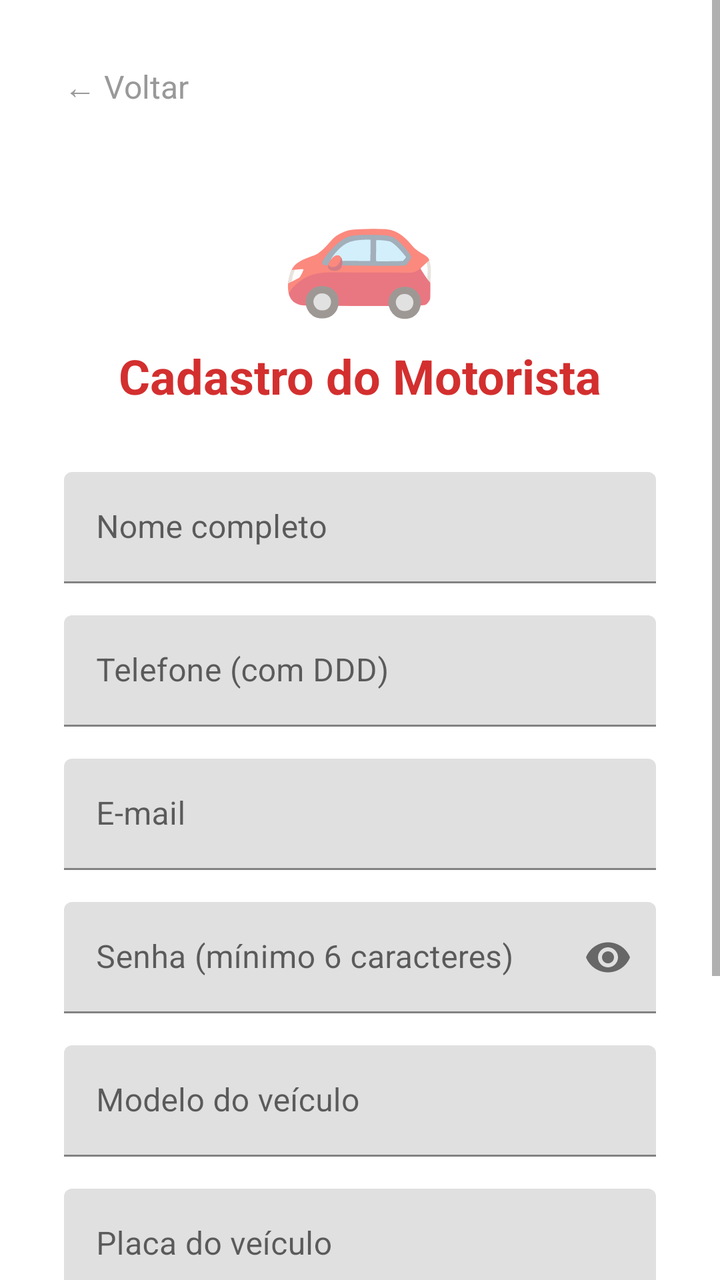
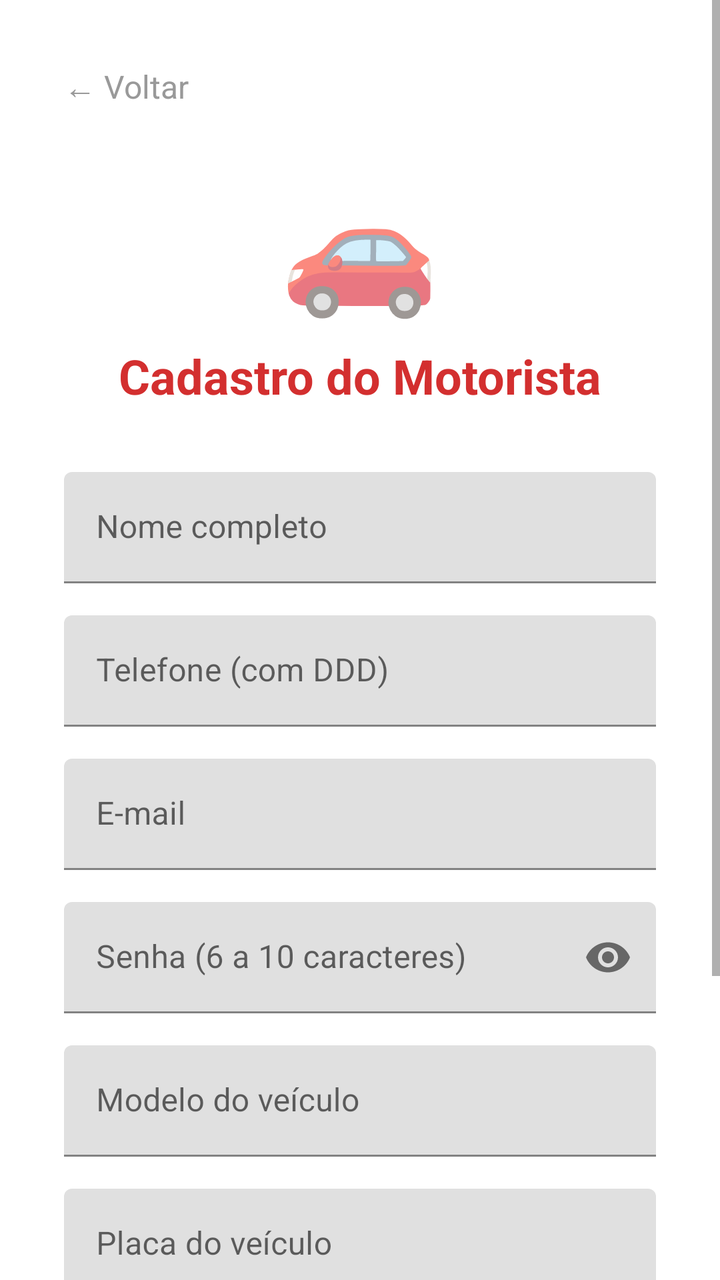

Compare the two renders of this Android layout. The source of the first and the diff that turns it into the second are given below.
<!-- AndroidManifest.xml: application theme Theme.MaterialComponents.Light.NoActionBar -->
<!-- res/layout/activity_cadastro_motorista.xml -->
<?xml version="1.0" encoding="utf-8"?>
<ScrollView xmlns:android="http://schemas.android.com/apk/res/android"
    xmlns:app="http://schemas.android.com/apk/res-auto"
    xmlns:tools="http://schemas.android.com/tools"
    android:layout_width="match_parent"
    android:layout_height="match_parent"
    android:background="@android:color/white"
    android:fillViewport="true">

    <LinearLayout
        android:layout_width="match_parent"
        android:layout_height="wrap_content"
        android:orientation="vertical"
        android:padding="32dp"
        android:paddingTop="48dp"
        tools:context=".CadastroMotoristaActivity">

        
        <TextView
            android:id="@+id/btnVoltar"
            android:layout_width="wrap_content"
            android:layout_height="wrap_content"
            android:text="← Voltar"
            android:textSize="16sp"
            android:textColor="#999999"
            android:clickable="true"
            android:focusable="true"
            android:background="?attr/selectableItemBackground"
            android:layout_marginBottom="24dp" />

        
        <LinearLayout
            android:layout_width="match_parent"
            android:layout_height="wrap_content"
            android:orientation="vertical"
            android:gravity="center_horizontal">

            <TextView
                android:layout_width="wrap_content"
                android:layout_height="wrap_content"
                android:text="🚗"
                android:textSize="64sp"
                android:layout_marginBottom="8dp" />

            <TextView
                android:layout_width="wrap_content"
                android:layout_height="wrap_content"
                android:text="Cadastro do Motorista"
                android:textSize="24sp"
                android:textStyle="bold"
                android:textColor="#D32F2F"
                android:layout_marginBottom="32dp" />

            
            <com.google.android.material.textfield.TextInputLayout
                android:layout_width="match_parent"
                android:layout_height="wrap_content"
                android:layout_marginBottom="16dp"
                app:hintEnabled="true">

                <com.google.android.material.textfield.TextInputEditText
                    android:id="@+id/edtNome"
                    android:layout_width="match_parent"
                    android:layout_height="wrap_content"
                    android:hint="Nome completo"
                    android:inputType="textCapWords|textPersonName"
                    android:maxLines="1" />
            </com.google.android.material.textfield.TextInputLayout>

            
            <com.google.android.material.textfield.TextInputLayout
                android:layout_width="match_parent"
                android:layout_height="wrap_content"
                android:layout_marginBottom="16dp"
                app:hintEnabled="true">

                <com.google.android.material.textfield.TextInputEditText
                    android:id="@+id/edtTelefone"
                    android:layout_width="match_parent"
                    android:layout_height="wrap_content"
                    android:hint="Telefone (com DDD)"
                    android:inputType="phone"
                    android:maxLines="1" />
            </com.google.android.material.textfield.TextInputLayout>

            
            <com.google.android.material.textfield.TextInputLayout
                android:layout_width="match_parent"
                android:layout_height="wrap_content"
                android:layout_marginBottom="16dp"
                app:hintEnabled="true">

                <com.google.android.material.textfield.TextInputEditText
                    android:id="@+id/edtEmail"
                    android:layout_width="match_parent"
                    android:layout_height="wrap_content"
                    android:hint="E-mail"
                    android:inputType="textEmailAddress"
                    android:maxLines="1" />
            </com.google.android.material.textfield.TextInputLayout>

            
            <com.google.android.material.textfield.TextInputLayout
                android:layout_width="match_parent"
                android:layout_height="wrap_content"
                android:layout_marginBottom="16dp"
                app:hintEnabled="true"
                app:passwordToggleEnabled="true">

                <com.google.android.material.textfield.TextInputEditText
                    android:id="@+id/edtSenha"
                    android:layout_width="match_parent"
                    android:layout_height="wrap_content"
                    android:hint="Senha (mínimo 6 caracteres)"
                    android:inputType="textPassword"
                    android:maxLines="1" />
            </com.google.android.material.textfield.TextInputLayout>

            
            <com.google.android.material.textfield.TextInputLayout
                android:layout_width="match_parent"
                android:layout_height="wrap_content"
                android:layout_marginBottom="16dp"
                app:hintEnabled="true">

                <com.google.android.material.textfield.TextInputEditText
                    android:id="@+id/edtVeiculo"
                    android:layout_width="match_parent"
                    android:layout_height="wrap_content"
                    android:hint="Modelo do veículo"
                    android:inputType="textCapWords"
                    android:maxLines="1" />
            </com.google.android.material.textfield.TextInputLayout>

            
            <com.google.android.material.textfield.TextInputLayout
                android:layout_width="match_parent"
                android:layout_height="wrap_content"
                android:layout_marginBottom="16dp"
                app:hintEnabled="true">

                <com.google.android.material.textfield.TextInputEditText
                    android:id="@+id/edtPlaca"
                    android:layout_width="match_parent"
                    android:layout_height="wrap_content"
                    android:hint="Placa do veículo"
                    android:inputType="textCapCharacters"
                    android:maxLines="1" />
            </com.google.android.material.textfield.TextInputLayout>

            
            <com.google.android.material.textfield.TextInputLayout
                android:layout_width="match_parent"
                android:layout_height="wrap_content"
                android:layout_marginBottom="24dp"
                app:hintEnabled="true">

                <com.google.android.material.textfield.TextInputEditText
                    android:id="@+id/edtCor"
                    android:layout_width="match_parent"
                    android:layout_height="wrap_content"
                    android:hint="Cor do veículo"
                    android:inputType="textCapWords"
                    android:maxLines="1" />
            </com.google.android.material.textfield.TextInputLayout>

            
            <com.google.android.material.button.MaterialButton
                android:id="@+id/btnCadastrar"
                android:layout_width="match_parent"
                android:layout_height="wrap_content"
                android:padding="14dp"
                android:text="CADASTRAR"
                android:textSize="16sp"
                android:textColor="@android:color/white"
                android:backgroundTint="#2196F3"
                app:cornerRadius="12dp" />

        </LinearLayout>
    </LinearLayout>
</ScrollView>
<!-- resources referenced by this layout -->
<resources>

</resources>

<!-- the commit's change to res/layout/activity_cadastro_motorista.xml (unified diff, before → after) -->
@@ -111,8 +111,9 @@
                     android:id="@+id/edtSenha"
                     android:layout_width="match_parent"
                     android:layout_height="wrap_content"
-                    android:hint="Senha (mínimo 6 caracteres)"
+                    android:hint="Senha (6 a 10 caracteres)"
                     android:inputType="textPassword"
+                    android:maxLength="10"
                     android:maxLines="1" />
             </com.google.android.material.textfield.TextInputLayout>
 
